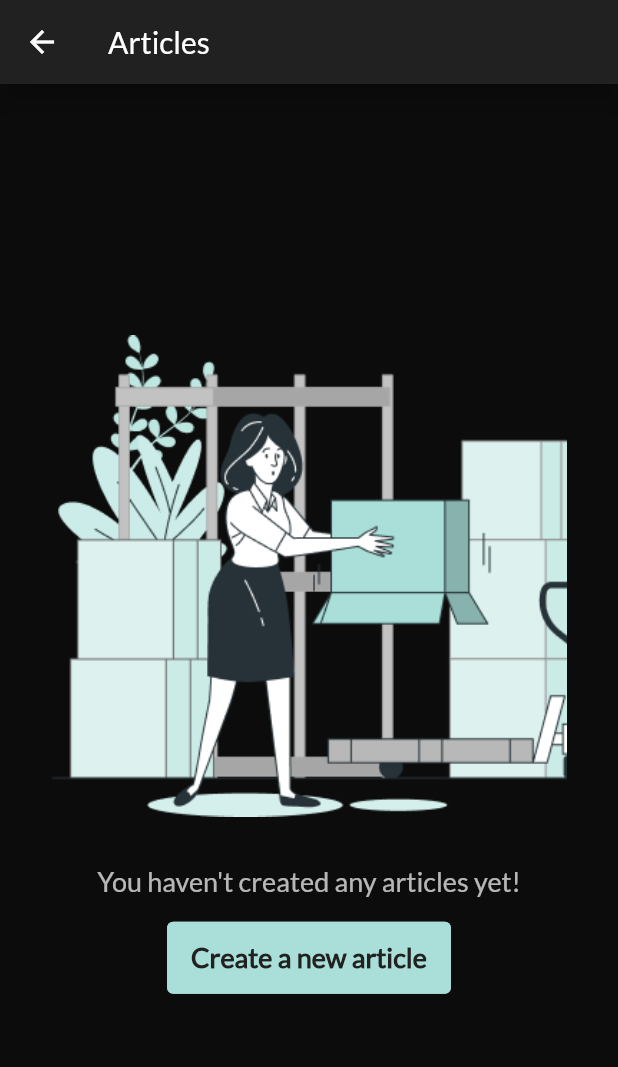
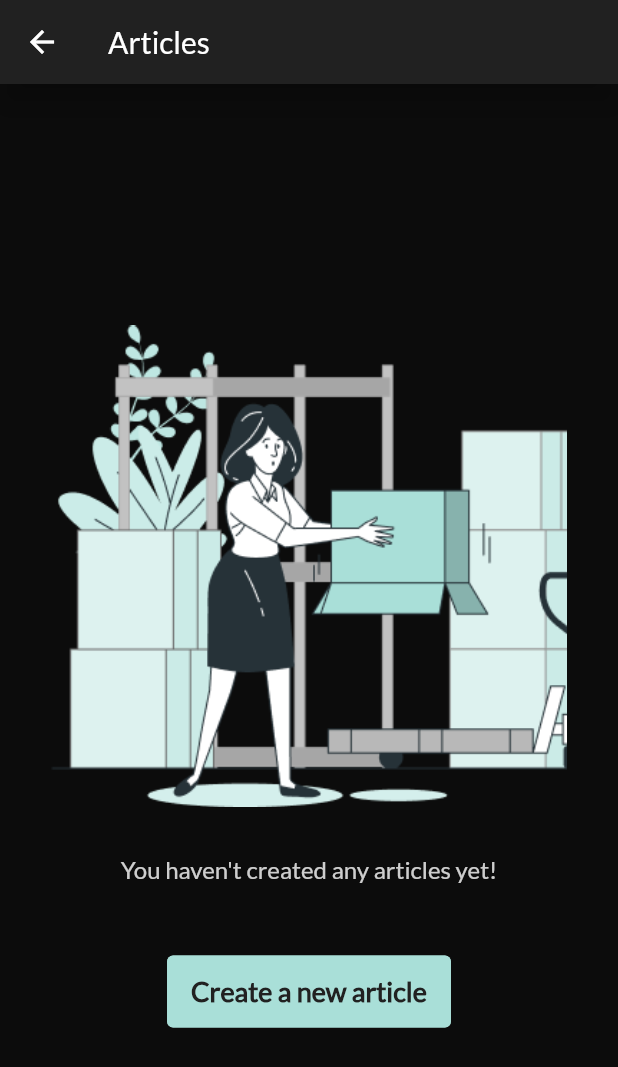
Before and after one commit to Thrauk/union, a Flutter app: the UserArticlesPage screen opened directly with empty values, on a phone screen of 412 x 824 dp. Shown: the top 1067 px of the screen. Run offline on Flutter 3.47's test engine with Material 2 defaults, Android fonts, the phone set to English and light mode, and no system bars; our stand-ins replace bloc, bubble, cached_network_image, cloud_firestore, dots_indicator, equatable and 12 more; missing offline and left inert: flow_builder, flutter_cached_pdfview; accounts and stored records are empty.

Commit message:
refactor: reused empty data widget

```diff
--- a/lib/src/screens/article/user_articles/view/user_articles_page.dart
+++ b/lib/src/screens/article/user_articles/view/user_articles_page.dart
@@ -5,6 +5,7 @@ import 'package:union_app/src/repository/firestore/firestore.dart';
 import 'package:union_app/src/screens/article/create_article/view/create_article_page.dart';
 import 'package:union_app/src/screens/article/user_articles/bloc/user_articles_page_bloc.dart';
 import 'package:union_app/src/screens/article/user_articles/widget/article_item_widget/view/article_item_widget.dart';
+import 'package:union_app/src/screens/widgets/empty_page/empty_page_widget.dart';
 import 'package:union_app/src/screens/widgets/widgets.dart';
 import 'package:union_app/src/theme.dart';
 
@@ -57,21 +58,7 @@ class _UserArticlesPage extends StatelessWidget {
                         crossAxisAlignment: CrossAxisAlignment.center,
                         mainAxisAlignment: MainAxisAlignment.center,
                         children: <Widget>[
-                          const Padding(
-                            padding: EdgeInsets.symmetric(horizontal: 34),
-                            child: Image(
-                              image: AssetImage('assets/icons/empty.png'),
-                            ),
-                          ),
-                          const SizedBox(height: 32),
-                          const Text(
-                            "You haven\'t created any articles yet!",
-                            style: TextStyle(
-                              fontFamily: 'Lato',
-                              color: AppColors.white07,
-                              fontSize: 18,
-                            ),
-                          ),
+                          const EmptyPageWidget(message: "You haven't created any articles yet!"),
                           const SizedBox(height: 16),
                           ElevatedButton(
                             onPressed: () {
```
Also changed, not shown: lib/src/screens/open_roles/view_open_role_applicants/view/open_role_applicants_page.dart (+2 -21 lines), lib/src/screens/open_roles/view_user_applications/view/user_applications_page.dart (+2 -22 lines), lib/src/screens/project/user_projects/view/user_projects_page.dart (+7 -25 lines), lib/src/screens/search_results/users/view/search_user_page.dart (deleted), lib/src/screens/search_results/users/view/widgets/search_users_list_item_widget.dart (deleted), lib/src/screens/search_results/users/view/widgets/search_users_list_widget.dart (deleted).
